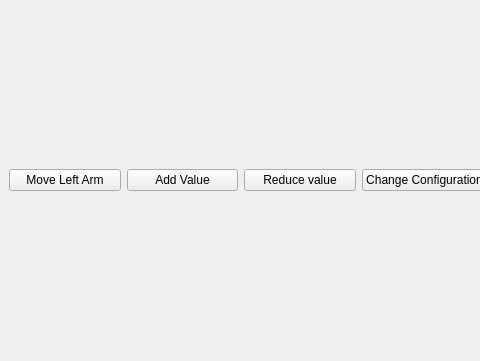
The window that ui/myplugin.ui (nehchal/GraspPlugin) describes before a commit, drawn with Qt 5; both pictures show x 0 to 480 and y 0 to 361 of the 731 by 361 pixel window.
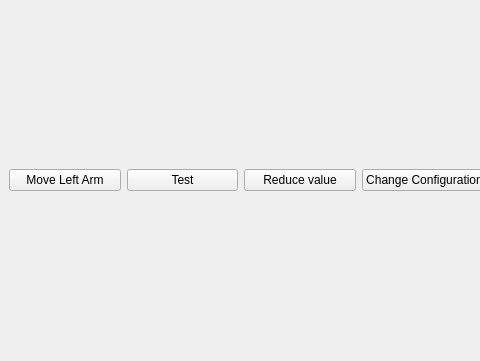
The same window after the commit.

The edit to the form file:
```diff
--- a/ui/myplugin.ui
+++ b/ui/myplugin.ui
@@ -25,7 +25,7 @@
     <item>
      <widget class="QPushButton" name="pushButtonAdd">
       <property name="text">
-       <string>Add Value</string>
+       <string>Test</string>
       </property>
      </widget>
     </item>
```
Left out of the diff: 4 changed lines with no effect on the pictures.
